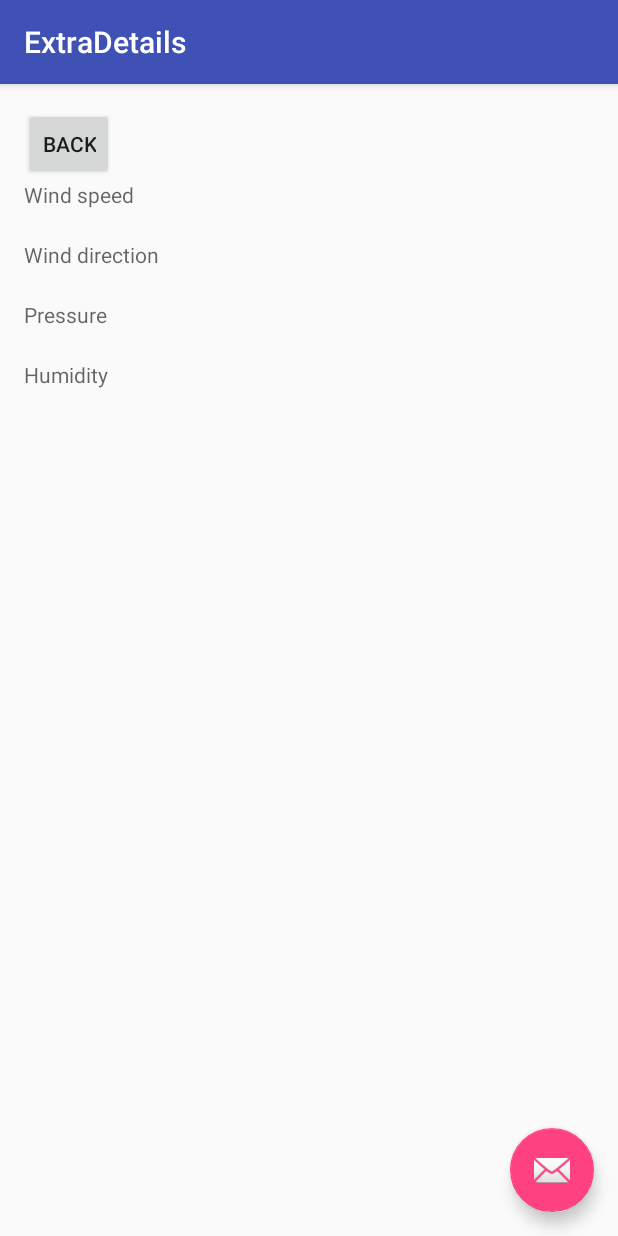
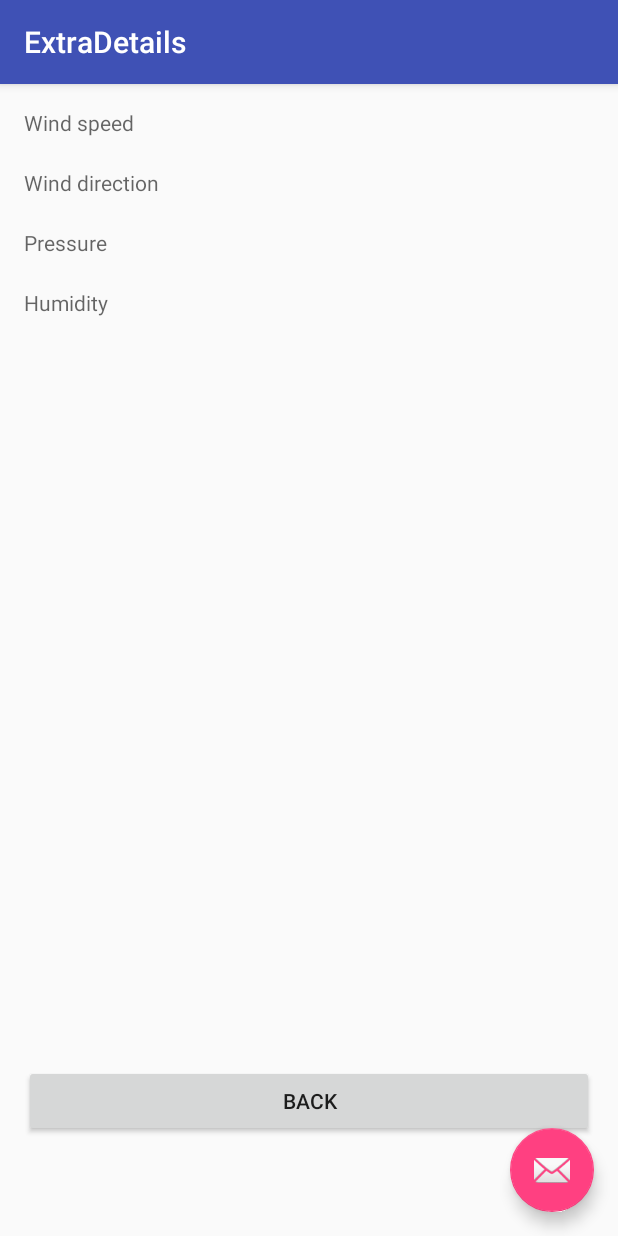
Before and after one commit to Naxess/practiceAndroid, an Android app: the ExtraDetails screen opened directly, with no data from a screen before it, on a phone screen of 412 x 824 dp. Run offline under Robolectric (Android 15) with nearby library versions, the phone set to English and light mode, and no system bars.

Commit message:
02/17/2016 12:23AM

```diff
--- a/app/src/main/res/layout/content_extra_details.xml
+++ b/app/src/main/res/layout/content_extra_details.xml
@@ -14,21 +14,20 @@
 
     <Button
         style="?android:attr/buttonStyleSmall"
-        android:layout_width="wrap_content"
+        android:layout_width="match_parent"
         android:layout_height="wrap_content"
         android:text="Back"
         android:id="@+id/back_button"
-        android:layout_alignParentTop="true"
-        android:layout_alignParentLeft="true"
-        android:layout_alignParentStart="true"
-        />
+        android:layout_alignParentBottom="true"
+        android:layout_alignParentRight="true"
+        android:layout_alignParentEnd="true"
+        android:layout_marginBottom="50dp" />
 
     <TextView
         android:layout_width="match_parent"
         android:layout_height="40dp"
         android:id="@+id/wind_speed"
         android:hint="Wind speed"
-        android:layout_below="@id/back_button"
         />
 
     <TextView
```
